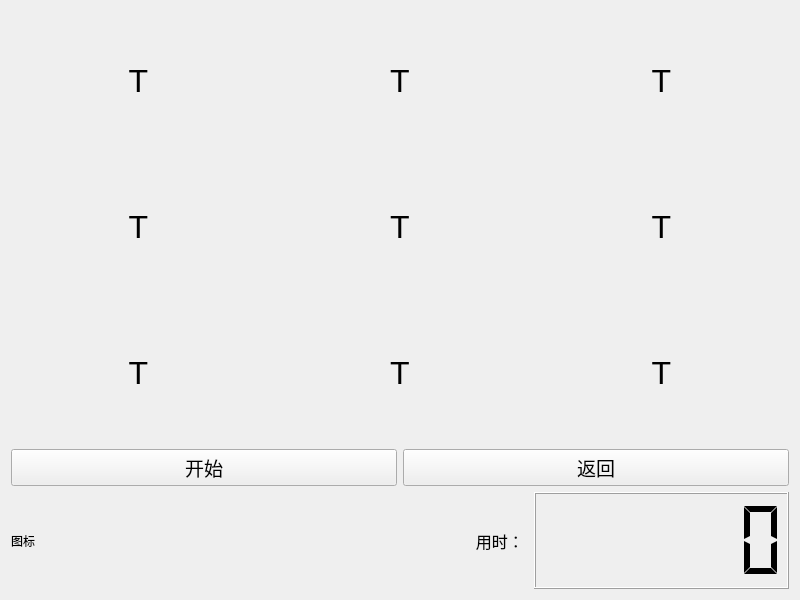
Above: mainmenu.ui from L-Super/SchulteGrid before the change. Below: the same form after it.
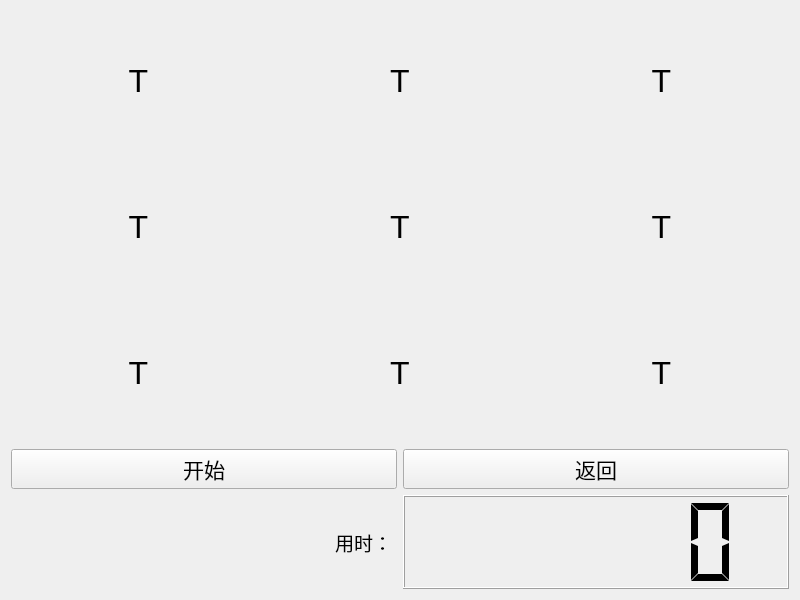
That is the form after the change. Icons and pictures are not drawn.

Commit message: 增加界面小图标，后期改进，背景图，字体颜色更改，lcd控件颜色更改

```diff
--- a/mainmenu.ui
+++ b/mainmenu.ui
@@ -198,7 +198,7 @@
          <property name="font">
           <font>
            <family>黑体</family>
-           <pointsize>14</pointsize>
+           <pointsize>16</pointsize>
           </font>
          </property>
          <property name="text">
@@ -211,7 +211,7 @@
          <property name="font">
           <font>
            <family>黑体</family>
-           <pointsize>14</pointsize>
+           <pointsize>16</pointsize>
           </font>
          </property>
          <property name="styleSheet">
@@ -225,11 +225,25 @@
       </layout>
      </item>
      <item>
+      <layout class="QHBoxLayout" name="horizontalLayout_6">
+       <item>
       <layout class="QHBoxLayout" name="horizontalLayout_4">
        <item>
-        <widget class="QLabel" name="label">
+          <widget class="QLabel" name="imglabel">
+           <property name="sizePolicy">
+            <sizepolicy hsizetype="Preferred" vsizetype="Preferred">
+             <horstretch>0</horstretch>
+             <verstretch>0</verstretch>
+            </sizepolicy>
+           </property>
+           <property name="maximumSize">
+            <size>
+             <width>200</width>
+             <height>200</height>
+            </size>
+           </property>
          <property name="text">
-          <string>图标</string>
+            <string/>
          </property>
         </widget>
        </item>
@@ -238,7 +252,7 @@
          <property name="font">
           <font>
            <family>黑体</family>
-           <pointsize>12</pointsize>
+             <pointsize>14</pointsize>
           </font>
          </property>
          <property name="text">
@@ -249,11 +263,13 @@
          </property>
         </widget>
        </item>
+        </layout>
+       </item>
        <item>
         <widget class="QLCDNumber" name="lcdNumber">
          <property name="font">
           <font>
-           <family>Agency FB</family>
+           <family>Arial</family>
            <pointsize>12</pointsize>
           </font>
          </property>
@@ -263,6 +279,9 @@
          <property name="autoFillBackground">
           <bool>false</bool>
          </property>
+         <property name="styleSheet">
+          <string notr="true"/>
+         </property>
          <property name="smallDecimalPoint">
           <bool>false</bool>
          </property>
```
Left out of the diff: 6 changed lines with no effect on the pictures. Lines whose indentation alone changed are shown as unchanged. The commit also changes 7 other files.
